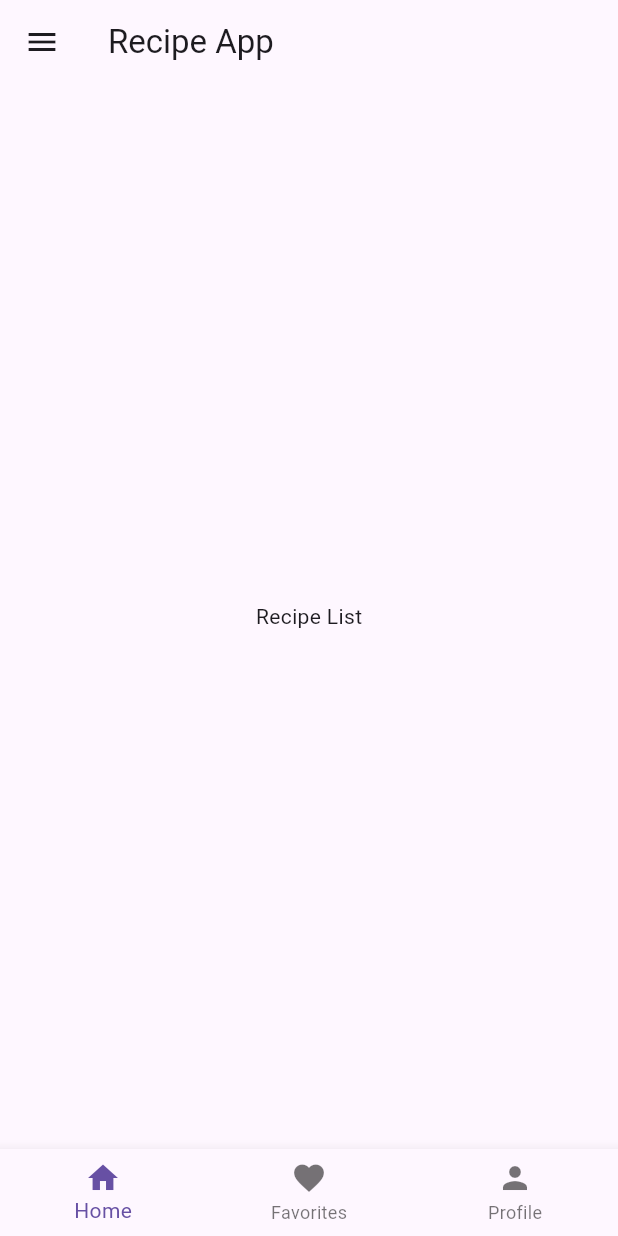
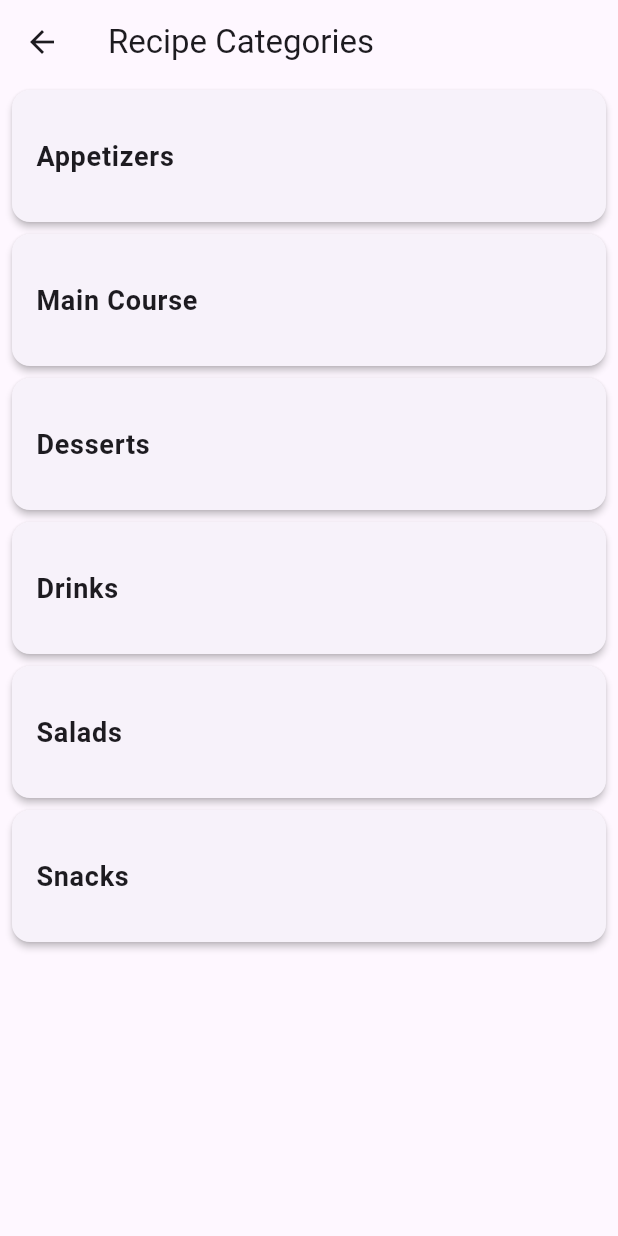
Before and after one commit to PaulJkr/World-of-Culinary, a Flutter app: the Dashboard screen opened by its route, in the side drawer, after a tap on "Categories", on a phone screen of 412 x 824 dp. Run offline on Flutter 3.47's test engine with Material 3 defaults, Android fonts, the light colour scheme and no system bars; our stand-ins replace curved_navigation_bar, get.

Commit message:
Feat: categories catalouge

```diff
--- a/lib/utils/routes.dart
+++ b/lib/utils/routes.dart
@@ -1,4 +1,5 @@
 import 'package:get/get.dart';
+import 'package:recipe_app/views/categories.dart';
 import 'package:recipe_app/views/dashboard.dart';
 import 'package:recipe_app/views/login.dart';
 import 'package:recipe_app/views/registration.dart';
@@ -7,6 +8,7 @@ class Routes {
   static var routes = [
     GetPage(name: "/", page: () => Login()),
     GetPage(name: "/registration", page: () => Home()),
-    GetPage(name: "/dashboard", page: () => const Dashboard()),
+    GetPage(name: "/dashboard", page: () => Dashboard()),
+    GetPage(name: "/categories", page: () => CategoriesCatalog())
   ];
 }
--- /dev/null
+++ b/lib/views/categories.dart
@@ -0,0 +1,67 @@
+import 'package:flutter/material.dart';
+
+void main() {
+  runApp(MyRecipeApp());
+}
+
+class MyRecipeApp extends StatelessWidget {
+  @override
+  Widget build(BuildContext context) {
+    return MaterialApp(
+      home: CategoriesCatalog(),
+    );
+  }
+}
+
+class CategoriesCatalog extends StatelessWidget {
+  final List<String> categories = [
+    'Appetizers',
+    'Main Course',
+    'Desserts',
+    'Drinks',
+    'Salads',
+    'Snacks',
+  ];
+
+  @override
+  Widget build(BuildContext context) {
+    return Scaffold(
+      appBar: AppBar(
+        title: Text('Recipe Categories'),
+      ),
+      body: ListView.builder(
+        itemCount: categories.length,
+        itemBuilder: (context, index) {
+          return CategoryTile(category: categories[index]);
+        },
+      ),
+    );
+  }
+}
+
+class CategoryTile extends StatelessWidget {
+  final String category;
+
+  CategoryTile({required this.category});
+
+  @override
+  Widget build(BuildContext context) {
+    return Card(
+      elevation: 2.0,
+      margin: EdgeInsets.symmetric(horizontal: 8.0, vertical: 4.0),
+      child: ListTile(
+        contentPadding: EdgeInsets.all(16.0),
+        title: Text(
+          category,
+          style: TextStyle(fontSize: 18.0, fontWeight: FontWeight.bold),
+        ),
+        onTap: () {
+          // TODO: Navigate to a screen displaying recipes for the selected category
+          // You can use Navigator.push to navigate to a new screen
+          // and pass the selected category as a parameter
+          print('Selected category: $category');
+        },
+      ),
+    );
+  }
+}
--- a/lib/views/dashboard.dart
+++ b/lib/views/dashboard.dart
@@ -1,11 +1,11 @@
 import 'package:flutter/material.dart';
 
 void main() {
-  runApp(MyApp());
+  runApp(const MyApp());
 }
 
 class MyApp extends StatelessWidget {
-  MyApp({Key? key});
+  const MyApp({super.key});
 
   @override
   Widget build(BuildContext context) {
@@ -14,13 +14,17 @@ class MyApp extends StatelessWidget {
       theme: ThemeData(
         primarySwatch: Colors.blue,
       ),
-      home: Dashboard(),
+      home: const Dashboard(),
+      routes: {
+        '/categories': (context) => Categories(),
+        // Add more routes for other screens if needed
+      },
     );
   }
 }
 
 class Dashboard extends StatefulWidget {
-  const Dashboard({Key? key});
+  const Dashboard({super.key});
 
   @override
   _DashboardState createState() => _DashboardState();
@@ -38,15 +42,19 @@ class _DashboardState extends State<Dashboard> {
   @override
   Widget build(BuildContext context) {
     return Scaffold(
+      extendBodyBehindAppBar: true,
       appBar: AppBar(
-        title: const Text('Recipe App'),
+        title: const Text('World of Culinary'),
+        foregroundColor: Colors.white,
+        backgroundColor: Colors.transparent,
+        elevation: 0,
       ),
       drawer: Drawer(
         child: ListView(
           padding: EdgeInsets.zero,
           children: <Widget>[
             DrawerHeader(
-              decoration: BoxDecoration(
+              decoration: const BoxDecoration(
                 color: Colors.black,
               ),
               child: Column(
@@ -58,8 +66,8 @@ class _DashboardState extends State<Dashboard> {
                     width: 80,
                   ),
                   const SizedBox(height: 10),
-                  Text(
-                    'Recipe App',
+                  const Text(
+                    'World of Culinary',
                     style: TextStyle(
                       color: Colors.white,
                       fontSize: 24,
@@ -78,7 +86,7 @@ class _DashboardState extends State<Dashboard> {
             ListTile(
               title: const Text('Categories'),
               onTap: () {
-                Navigator.pop(context);
+                Navigator.popAndPushNamed(context, '/categories');
                 // Navigate to the categories screen or perform any action
               },
             ),
@@ -92,7 +100,15 @@ class _DashboardState extends State<Dashboard> {
           ],
         ),
       ),
-      body: _tabs[_currentIndex],
+      body: Container(
+        decoration: const BoxDecoration(
+          image: DecorationImage(
+            image: AssetImage('assets/images/menu.jpg'),
+            fit: BoxFit.cover,
+          ),
+        ),
+        child: _tabs[_currentIndex],
+      ),
       bottomNavigationBar: BottomNavigationBar(
         currentIndex: _currentIndex,
         onTap: (index) {
@@ -120,7 +136,7 @@ class _DashboardState extends State<Dashboard> {
 }
 
 class RecipeList extends StatelessWidget {
-  const RecipeList({Key? key});
+  const RecipeList({super.key});
 
   @override
   Widget build(BuildContext context) {
@@ -131,7 +147,7 @@ class RecipeList extends StatelessWidget {
 }
 
 class Favorites extends StatelessWidget {
-  const Favorites({Key? key});
+  const Favorites({super.key});
 
   @override
   Widget build(BuildContext context) {
@@ -142,7 +158,7 @@ class Favorites extends StatelessWidget {
 }
 
 class Profile extends StatelessWidget {
-  const Profile({Key? key});
+  const Profile({super.key});
 
   @override
   Widget build(BuildContext context) {
@@ -151,3 +167,19 @@ class Profile extends StatelessWidget {
     );
   }
 }
+
+class Categories extends StatelessWidget {
+  const Categories({Key? key}) : super(key: key);
+
+  @override
+  Widget build(BuildContext context) {
+    return Scaffold(
+      appBar: AppBar(
+        title: const Text('Categories'),
+      ),
+      body: Center(
+        child: Text('Display your list of categories here.'),
+      ),
+    );
+  }
+}
--- a/lib/views/home.dart
+++ b/lib/views/home.dart
@@ -4,10 +4,9 @@ import 'package:get/get.dart';
 import 'package:recipe_app/configs/constants.dart';
 import 'package:recipe_app/controller/homescontroller.dart';
 import 'package:recipe_app/views/dashboard.dart';
-import 'package:recipe_app/views/registration.dart';
 
 var screens = [
-  Home(),
+  const Homes(),
   const Dashboard(),
   const Text("Profile"),
 ];
--- a/lib/views/login.dart
+++ b/lib/views/login.dart
@@ -32,8 +32,9 @@ class Login extends StatelessWidget {
             child: AppBar(
               title: const CustomText(
                 label: "World of Culinary",
+                fontSize: 100,
                 fontStyle: FontStyle.italic,
-                fontWeight: FontWeight.normal,
+                fontWeight: FontWeight.w900,
                 labelColor: appWhiteColor,
               ),
               backgroundColor: Colors.transparent,
--- a/lib/views/registration.dart
+++ b/lib/views/registration.dart
@@ -30,7 +30,7 @@ class Home extends StatelessWidget {
           // Background Image
           Positioned.fill(
             child: Image.asset(
-              'assets/images/cover.jpg',
+              'assets/images/rgs.jpg',
               fit: BoxFit.cover,
             ),
           ),
```
Also changed, not shown: assets/images/menu.jpg (added), assets/images/rgs.jpg (added), lib/views/settings.dart (added).
